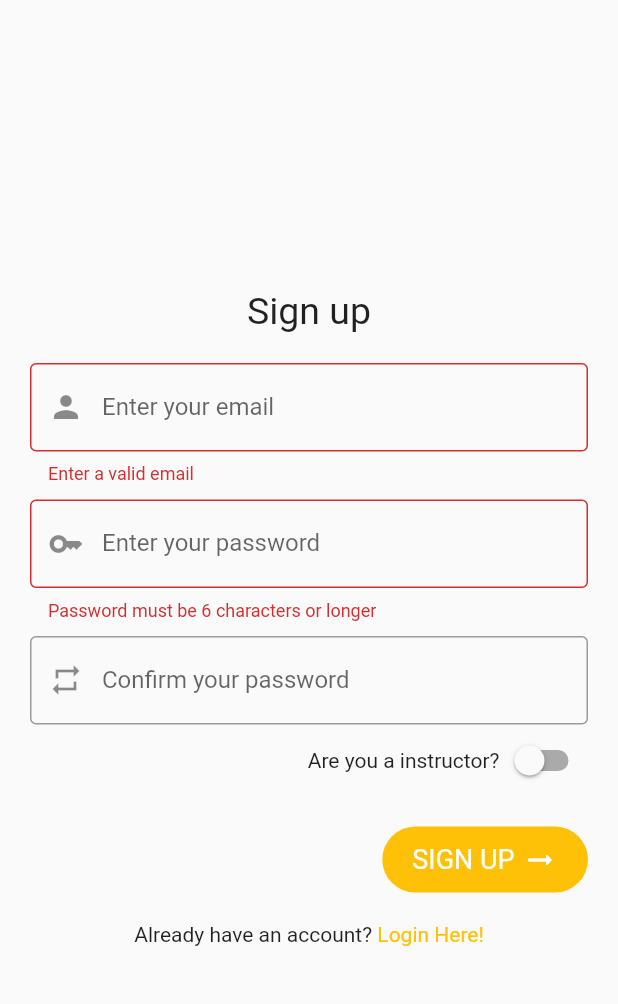
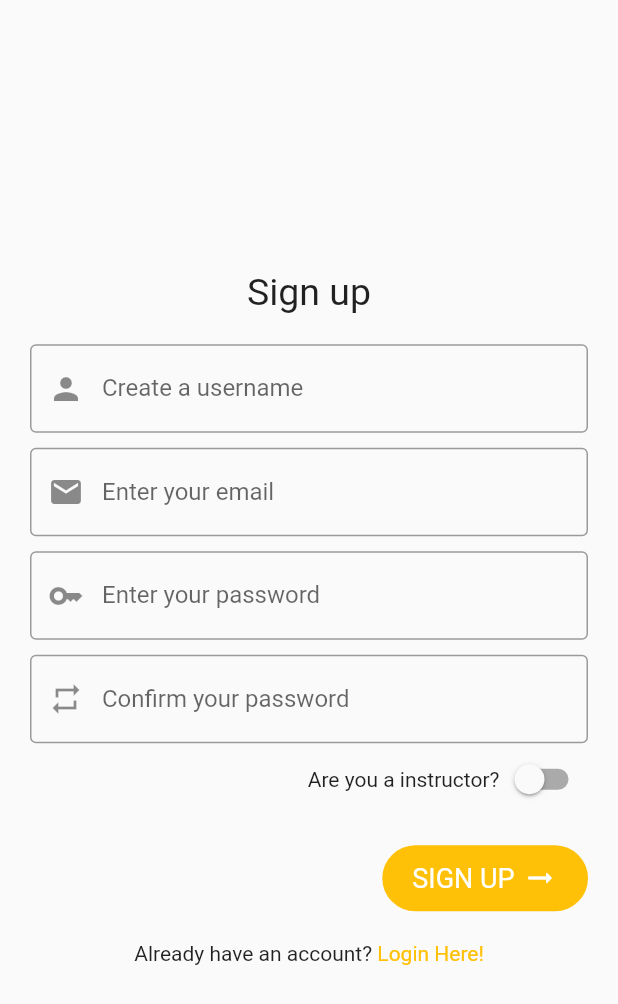
Before and after one commit to YuDavidCao/flutter_bootstrap, a Flutter app: the screen it shows after launch, after a tap on "LOGIN", after a tap on "Signup Here!", on a phone screen of 412 x 824 dp. Shown: the top 1004 px of the screen. Run offline on Flutter 3.47's test engine with Material 2 defaults, Android fonts, the phone set to English and light mode, and no system bars; our stand-ins replace cloud_firestore, firebase_auth, firebase_core; accounts and stored records are empty.

Commit message:
added username

```diff
--- a/lib/firebase/firebase_auth_service.dart
+++ b/lib/firebase/firebase_auth_service.dart
@@ -16,8 +16,8 @@ class FirebaseAuthService {
     return FirebaseAuth.instance.currentUser != null;
   }
 
-  static Future<bool> signupWithEmailAndPassword(
-      BuildContext context, String email, String password, String role) async {
+  static Future<bool> signupWithEmailAndPassword(BuildContext context,
+      String username, String email, String password, String role) async {
     try {
       await FirebaseAuth.instance.createUserWithEmailAndPassword(
         email: email,
@@ -28,9 +28,7 @@ class FirebaseAuthService {
     }
     if (FirebaseAuth.instance.currentUser != null) {
       FirebaseFirestoreService.addUserData(
-          FirebaseAuth.instance.currentUser!.email ?? "",
-          FirebaseAuth.instance.currentUser!.uid,
-          role);
+          FirebaseAuth.instance.currentUser!.email ?? "", username, role);
     }
     return FirebaseAuth.instance.currentUser != null;
   }
--- a/lib/firebase/firebase_firestore_service.dart
+++ b/lib/firebase/firebase_firestore_service.dart
@@ -9,7 +9,7 @@ class FirebaseFirestoreService {
     if (!documentSnapshot.exists) {
       collectionReference.doc(email).set({
         "email": email,
-        "name": email.substring(0, 2).toUpperCase(),
+        "name": username,
         "role": role
       });
     }
--- a/lib/main.dart
+++ b/lib/main.dart
@@ -1,7 +1,9 @@
 import 'package:flutter/material.dart';
 import 'package:flutter/services.dart';
 import 'package:firebase_core/firebase_core.dart';
+import 'package:flutter_bootstrap/controller/user_state.dart';
 import 'package:flutter_bootstrap/pages/login_page.dart';
+import 'package:provider/provider.dart';
 import 'firebase_options.dart';
 import 'pages.dart';
 
@@ -22,6 +24,10 @@ class MyApp extends StatelessWidget {
       onTap: () {
         FocusManager.instance.primaryFocus?.unfocus();
       },
+      child: MultiProvider(
+        providers: [
+          ChangeNotifierProvider(create: (_) => UserState()),
+        ],
         child: MaterialApp(
           debugShowCheckedModeBanner: false,
           title: 'App',
@@ -34,6 +40,7 @@ class MyApp extends StatelessWidget {
             '/Home': (context) => const HomePage(),
           },
         ),
+      ),
     );
   }
 }
--- a/lib/pages/login_page.dart
+++ b/lib/pages/login_page.dart
@@ -15,12 +15,14 @@ class _LoginPageState extends State<LoginPage> {
   bool signup = false;
   bool isInstructor = false;
 
+  TextEditingController usernameController = TextEditingController();
   TextEditingController emailController = TextEditingController();
   TextEditingController passwordController = TextEditingController();
   TextEditingController confirmController = TextEditingController();
 
   @override
   void dispose() {
+    usernameController.dispose();
     emailController.dispose();
     passwordController.dispose();
     confirmController.dispose();
@@ -29,6 +31,7 @@ class _LoginPageState extends State<LoginPage> {
 
   void resetInfo() {
     isInstructor = false;
+    usernameController.text = "";
     emailController.text = "";
     passwordController.text = "";
     confirmController.text = "";
@@ -45,6 +48,7 @@ class _LoginPageState extends State<LoginPage> {
       } else {
         bool successful = await FirebaseAuthService.signupWithEmailAndPassword(
             context,
+            usernameController.text,
             emailController.text,
             passwordController.text,
             (isInstructor) ? "Instructor" : " Student");
@@ -82,10 +86,28 @@ class _LoginPageState extends State<LoginPage> {
                 child: Column(
                   mainAxisAlignment: MainAxisAlignment.start,
                   children: <Widget>[
+                    if (signup)
+                      SizedBox(
+                        child: TextFormField(
+                          controller: usernameController,
+                          decoration: const InputDecoration(
+                              prefixIcon: Icon(Icons.person),
+                              labelText: 'Create a username',
+                              border: OutlineInputBorder()),
+                          validator: (val) {
+                            if (val!.isEmpty) {
+                              return 'Username Cannot be empty';
+                            } else {
+                              return null;
+                            }
+                          },
+                        ),
+                      ),
+                    if (signup) const SizedBox(height: globalMarginPadding),
                     TextFormField(
                       controller: emailController,
                       decoration: const InputDecoration(
-                          prefixIcon: Icon(Icons.person),
+                          prefixIcon: Icon(Icons.email),
                           labelText: 'Enter your email',
                           border: OutlineInputBorder()),
                       validator: (val) {
--- a/pubspec.yaml
+++ b/pubspec.yaml
@@ -38,6 +38,7 @@ dependencies:
   firebase_core: ^2.15.1
   firebase_auth: ^4.7.3
   cloud_firestore: ^4.8.5
+  provider: ^6.0.5
 
 dev_dependencies:
   flutter_test:
```
Also changed, not shown: pubspec.lock. Lines whose indentation alone changed are shown as unchanged.
